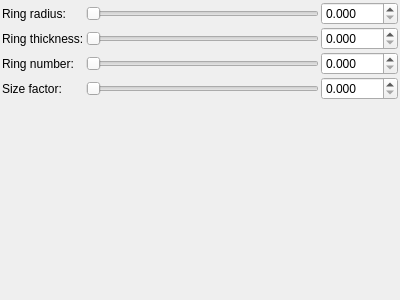
The window that mandelbulber2/qt_data/fractal_msltoe_donut.ui (buddhi1980/mandelbulber2) describes before a commit, drawn with Qt 5.
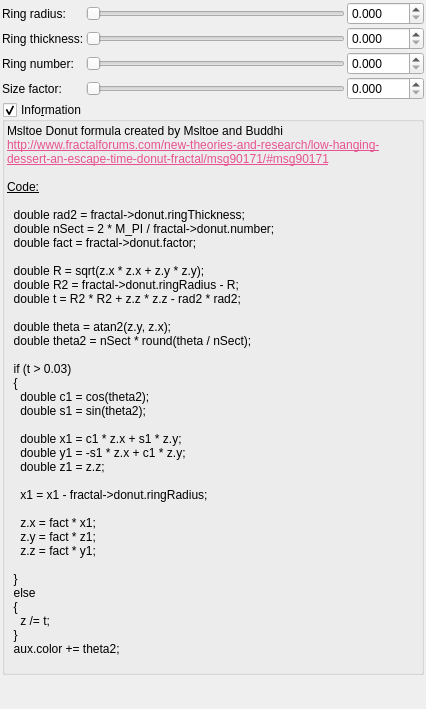
The same window after the commit. Custom widgets are drawn as their Qt base class.

Commit message: Added information box for Menger Sponge and Msltoe's formulas

The edit to the form file:
```diff
--- a/mandelbulber2/qt_data/fractal_msltoe_donut.ui
+++ b/mandelbulber2/qt_data/fractal_msltoe_donut.ui
@@ -6,8 +6,8 @@
    <rect>
     <x>0</x>
     <y>0</y>
-    <width>400</width>
-    <height>300</height>
+    <width>426</width>
+    <height>709</height>
    </rect>
   </property>
   <property name="windowTitle">
@@ -252,6 +252,93 @@
      </item>
     </layout>
    </item>
+   <item>
+    <widget class="MyGroupBox" name="groupCheck_info">
+     <property name="title">
+      <string>Info&amp;rmation</string>
+     </property>
+     <property name="flat">
+      <bool>false</bool>
+     </property>
+     <property name="checkable">
+      <bool>true</bool>
+     </property>
+     <layout class="QVBoxLayout" name="verticalLayout_2">
+      <property name="spacing">
+       <number>2</number>
+      </property>
+      <property name="leftMargin">
+       <number>2</number>
+      </property>
+      <property name="topMargin">
+       <number>2</number>
+      </property>
+      <property name="rightMargin">
+       <number>2</number>
+      </property>
+      <property name="bottomMargin">
+       <number>2</number>
+      </property>
+      <item>
+       <widget class="QLabel" name="label_4">
+        <property name="text">
+         <string>&lt;!DOCTYPE HTML PUBLIC &quot;-//W3C//DTD HTML 4.0//EN&quot; &quot;http://www.w3.org/TR/REC-html40/strict.dtd&quot;&gt;
+&lt;html&gt;&lt;head&gt;&lt;meta name=&quot;qrichtext&quot; content=&quot;1&quot; /&gt;&lt;style type=&quot;text/css&quot;&gt;
+p, li { white-space: pre-wrap; }
+&lt;/style&gt;&lt;/head&gt;&lt;body&gt;
+&lt;p style=&quot; margin-top:0px; margin-bottom:0px; margin-left:0px; margin-right:0px; -qt-block-indent:0; text-indent:0px;&quot;&gt;Msltoe Donut formula created by Msltoe and Buddhi &lt;/p&gt;
+&lt;p style=&quot; margin-top:0px; margin-bottom:0px; margin-left:0px; margin-right:0px; -qt-block-indent:0; text-indent:0px;&quot;&gt;&lt;a href=&quot;http://www.fractalforums.com/new-theories-and-research/low-hanging-dessert-an-escape-time-donut-fractal/msg90171/#msg90171&quot;&gt;&lt;span style=&quot; text-decoration: underline; color:#e85290;&quot;&gt;http://www.fractalforums.com/new-theories-and-research/low-hanging-dessert-an-escape-time-donut-fractal/msg90171/#msg90171&lt;/span&gt;&lt;/a&gt;&lt;/p&gt;
+&lt;p style=&quot;-qt-paragraph-type:empty; margin-top:0px; margin-bottom:0px; margin-left:0px; margin-right:0px; -qt-block-indent:0; text-indent:0px;&quot;&gt;&lt;br /&gt;&lt;/p&gt;
+&lt;p style=&quot; margin-top:0px; margin-bottom:0px; margin-left:0px; margin-right:0px; -qt-block-indent:0; text-indent:0px;&quot;&gt;&lt;span style=&quot; text-decoration: underline;&quot;&gt;Code:&lt;/span&gt;&lt;/p&gt;
+&lt;p style=&quot;-qt-paragraph-type:empty; margin-top:0px; margin-bottom:0px; margin-left:0px; margin-right:0px; -qt-block-indent:0; text-indent:0px; text-decoration: underline;&quot;&gt;&lt;br /&gt;&lt;/p&gt;
+&lt;p style=&quot; margin-top:0px; margin-bottom:0px; margin-left:0px; margin-right:0px; -qt-block-indent:0; text-indent:0px;&quot;&gt;  double rad2 = fractal-&amp;gt;donut.ringThickness;&lt;/p&gt;
+&lt;p style=&quot; margin-top:0px; margin-bottom:0px; margin-left:0px; margin-right:0px; -qt-block-indent:0; text-indent:0px;&quot;&gt;  double nSect = 2 * M_PI / fractal-&amp;gt;donut.number;&lt;/p&gt;
+&lt;p style=&quot; margin-top:0px; margin-bottom:0px; margin-left:0px; margin-right:0px; -qt-block-indent:0; text-indent:0px;&quot;&gt;  double fact = fractal-&amp;gt;donut.factor;&lt;/p&gt;
+&lt;p style=&quot;-qt-paragraph-type:empty; margin-top:0px; margin-bottom:0px; margin-left:0px; margin-right:0px; -qt-block-indent:0; text-indent:0px;&quot;&gt;&lt;br /&gt;&lt;/p&gt;
+&lt;p style=&quot; margin-top:0px; margin-bottom:0px; margin-left:0px; margin-right:0px; -qt-block-indent:0; text-indent:0px;&quot;&gt;  double R = sqrt(z.x * z.x + z.y * z.y);&lt;/p&gt;
+&lt;p style=&quot; margin-top:0px; margin-bottom:0px; margin-left:0px; margin-right:0px; -qt-block-indent:0; text-indent:0px;&quot;&gt;  double R2 = fractal-&amp;gt;donut.ringRadius - R;&lt;/p&gt;
+&lt;p style=&quot; margin-top:0px; margin-bottom:0px; margin-left:0px; margin-right:0px; -qt-block-indent:0; text-indent:0px;&quot;&gt;  double t = R2 * R2 + z.z * z.z - rad2 * rad2;&lt;/p&gt;
+&lt;p style=&quot;-qt-paragraph-type:empty; margin-top:0px; margin-bottom:0px; margin-left:0px; margin-right:0px; -qt-block-indent:0; text-indent:0px;&quot;&gt;&lt;br /&gt;&lt;/p&gt;
+&lt;p style=&quot; margin-top:0px; margin-bottom:0px; margin-left:0px; margin-right:0px; -qt-block-indent:0; text-indent:0px;&quot;&gt;  double theta = atan2(z.y, z.x);&lt;/p&gt;
+&lt;p style=&quot; margin-top:0px; margin-bottom:0px; margin-left:0px; margin-right:0px; -qt-block-indent:0; text-indent:0px;&quot;&gt;  double theta2 = nSect * round(theta / nSect);&lt;/p&gt;
+&lt;p style=&quot;-qt-paragraph-type:empty; margin-top:0px; margin-bottom:0px; margin-left:0px; margin-right:0px; -qt-block-indent:0; text-indent:0px;&quot;&gt;&lt;br /&gt;&lt;/p&gt;
+&lt;p style=&quot; margin-top:0px; margin-bottom:0px; margin-left:0px; margin-right:0px; -qt-block-indent:0; text-indent:0px;&quot;&gt;  if (t &amp;gt; 0.03)&lt;/p&gt;
+&lt;p style=&quot; margin-top:0px; margin-bottom:0px; margin-left:0px; margin-right:0px; -qt-block-indent:0; text-indent:0px;&quot;&gt;  {&lt;/p&gt;
+&lt;p style=&quot; margin-top:0px; margin-bottom:0px; margin-left:0px; margin-right:0px; -qt-block-indent:0; text-indent:0px;&quot;&gt;    double c1 = cos(theta2);&lt;/p&gt;
+&lt;p style=&quot; margin-top:0px; margin-bottom:0px; margin-left:0px; margin-right:0px; -qt-block-indent:0; text-indent:0px;&quot;&gt;    double s1 = sin(theta2);&lt;/p&gt;
+&lt;p style=&quot;-qt-paragraph-type:empty; margin-top:0px; margin-bottom:0px; margin-left:0px; margin-right:0px; -qt-block-indent:0; text-indent:0px;&quot;&gt;&lt;br /&gt;&lt;/p&gt;
+&lt;p style=&quot; margin-top:0px; margin-bottom:0px; margin-left:0px; margin-right:0px; -qt-block-indent:0; text-indent:0px;&quot;&gt;    double x1 = c1 * z.x + s1 * z.y;&lt;/p&gt;
+&lt;p style=&quot; margin-top:0px; margin-bottom:0px; margin-left:0px; margin-right:0px; -qt-block-indent:0; text-indent:0px;&quot;&gt;    double y1 = -s1 * z.x + c1 * z.y;&lt;/p&gt;
+&lt;p style=&quot; margin-top:0px; margin-bottom:0px; margin-left:0px; margin-right:0px; -qt-block-indent:0; text-indent:0px;&quot;&gt;    double z1 = z.z;&lt;/p&gt;
+&lt;p style=&quot;-qt-paragraph-type:empty; margin-top:0px; margin-bottom:0px; margin-left:0px; margin-right:0px; -qt-block-indent:0; text-indent:0px;&quot;&gt;&lt;br /&gt;&lt;/p&gt;
+&lt;p style=&quot; margin-top:0px; margin-bottom:0px; margin-left:0px; margin-right:0px; -qt-block-indent:0; text-indent:0px;&quot;&gt;    x1 = x1 - fractal-&amp;gt;donut.ringRadius;&lt;/p&gt;
+&lt;p style=&quot;-qt-paragraph-type:empty; margin-top:0px; margin-bottom:0px; margin-left:0px; margin-right:0px; -qt-block-indent:0; text-indent:0px;&quot;&gt;&lt;br /&gt;&lt;/p&gt;
+&lt;p style=&quot; margin-top:0px; margin-bottom:0px; margin-left:0px; margin-right:0px; -qt-block-indent:0; text-indent:0px;&quot;&gt;    z.x = fact * x1;&lt;/p&gt;
+&lt;p style=&quot; margin-top:0px; margin-bottom:0px; margin-left:0px; margin-right:0px; -qt-block-indent:0; text-indent:0px;&quot;&gt;    z.y = fact * z1;&lt;/p&gt;
+&lt;p style=&quot; margin-top:0px; margin-bottom:0px; margin-left:0px; margin-right:0px; -qt-block-indent:0; text-indent:0px;&quot;&gt;    z.z = fact * y1;&lt;/p&gt;
+&lt;p style=&quot;-qt-paragraph-type:empty; margin-top:0px; margin-bottom:0px; margin-left:0px; margin-right:0px; -qt-block-indent:0; text-indent:0px;&quot;&gt;&lt;br /&gt;&lt;/p&gt;
+&lt;p style=&quot; margin-top:0px; margin-bottom:0px; margin-left:0px; margin-right:0px; -qt-block-indent:0; text-indent:0px;&quot;&gt;  }&lt;/p&gt;
+&lt;p style=&quot; margin-top:0px; margin-bottom:0px; margin-left:0px; margin-right:0px; -qt-block-indent:0; text-indent:0px;&quot;&gt;  else&lt;/p&gt;
+&lt;p style=&quot; margin-top:0px; margin-bottom:0px; margin-left:0px; margin-right:0px; -qt-block-indent:0; text-indent:0px;&quot;&gt;  {&lt;/p&gt;
+&lt;p style=&quot; margin-top:0px; margin-bottom:0px; margin-left:0px; margin-right:0px; -qt-block-indent:0; text-indent:0px;&quot;&gt;    z /= t;&lt;/p&gt;
+&lt;p style=&quot; margin-top:0px; margin-bottom:0px; margin-left:0px; margin-right:0px; -qt-block-indent:0; text-indent:0px;&quot;&gt;  }&lt;/p&gt;
+&lt;p style=&quot; margin-top:0px; margin-bottom:0px; margin-left:0px; margin-right:0px; -qt-block-indent:0; text-indent:0px;&quot;&gt;  aux.color += theta2;&lt;/p&gt;
+&lt;p style=&quot;-qt-paragraph-type:empty; margin-top:0px; margin-bottom:0px; margin-left:0px; margin-right:0px; -qt-block-indent:0; text-indent:0px;&quot;&gt;&lt;br /&gt;&lt;/p&gt;&lt;/body&gt;&lt;/html&gt;</string>
+        </property>
+        <property name="wordWrap">
+         <bool>true</bool>
+        </property>
+        <property name="openExternalLinks">
+         <bool>true</bool>
+        </property>
+        <property name="textInteractionFlags">
+         <set>Qt::LinksAccessibleByMouse|Qt::TextSelectableByMouse</set>
+        </property>
+       </widget>
+      </item>
+     </layout>
+    </widget>
+   </item>
    <item>
     <spacer name="verticalSpacer">
      <property name="orientation">
@@ -273,6 +360,12 @@
    <extends>QDoubleSpinBox</extends>
    <header>mydoublespinbox.h</header>
   </customwidget>
+  <customwidget>
+   <class>MyGroupBox</class>
+   <extends>QGroupBox</extends>
+   <header>mygroupbox.h</header>
+   <container>1</container>
+  </customwidget>
  </customwidgets>
  <resources/>
  <connections/>
```
The commit also changes 9 other files.
